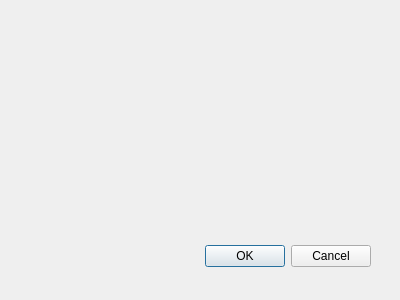
Before: the Qt Designer form notebookswitcher.ui in jontyrudman/markdown-editor-adv-level, drawn with Qt 5.
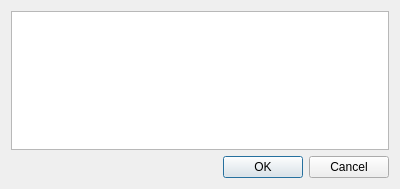
After: the same form once the commit is applied.

Commit message: Moved notes into a Notebooks folder in documents and added a notebook switch function, and a new notebook function

Diff of the .ui file:
```diff
--- a/notebookswitcher.ui
+++ b/notebookswitcher.ui
@@ -9,21 +9,18 @@
     <x>0</x>
     <y>0</y>
     <width>400</width>
-    <height>300</height>
+    <height>189</height>
    </rect>
   </property>
   <property name="windowTitle">
    <string>Dialog</string>
   </property>
-  <widget name="buttonBox" class="QDialogButtonBox">
-   <property name="geometry">
-    <rect>
-     <x>30</x>
-     <y>240</y>
-     <width>341</width>
-     <height>32</height>
-    </rect>
-   </property>
+  <layout class="QVBoxLayout" name="verticalLayout">
+   <item>
+    <widget class="QListWidget" name="listNotebooksView"/>
+   </item>
+   <item>
+    <widget class="QDialogButtonBox" name="buttonBox">
    <property name="orientation">
     <enum>Qt::Horizontal</enum>
    </property>
@@ -31,6 +28,8 @@
     <set>QDialogButtonBox::Cancel|QDialogButtonBox::Ok</set>
    </property>
   </widget>
+   </item>
+  </layout>
  </widget>
  <pixmapfunction/>
  <resources/>
```
Left out of the diff: 9 changed lines with no effect on the pictures. Lines whose indentation alone changed are shown as unchanged. The commit also changes 8 other files.
